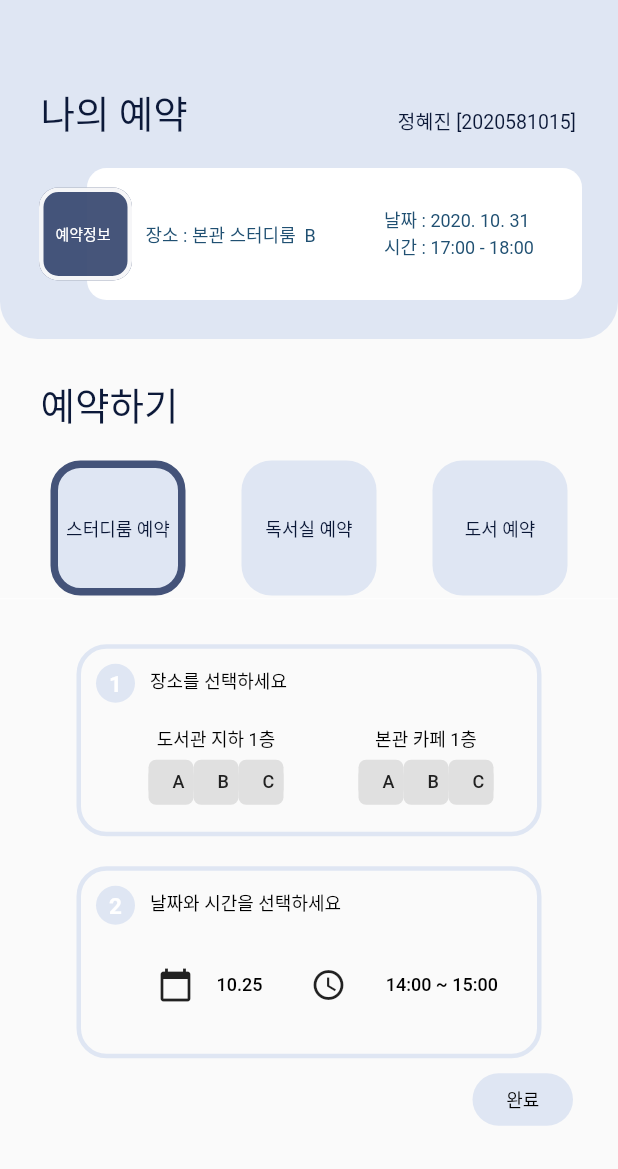
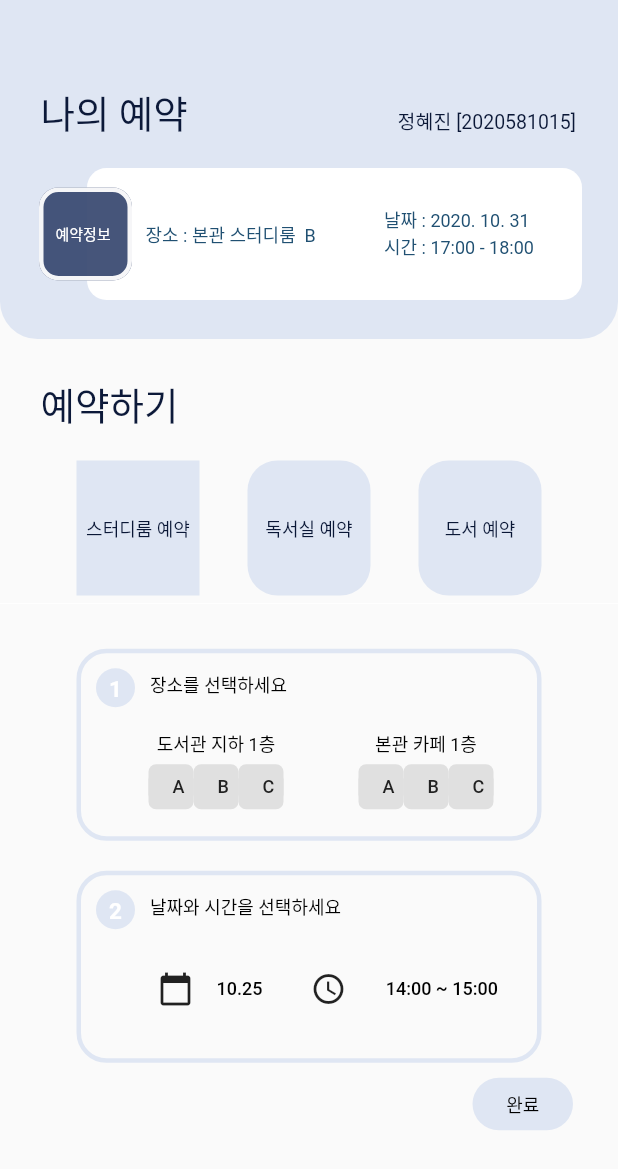
Before and after one commit to suzumsz/Everything_Jeon, a Flutter app: the ReservationAppPage screen opened directly, on a phone screen of 412 x 824 dp. Shown: the top 1169 px of the screen. Run offline on Flutter 3.47's test engine with Material 2 defaults, Android fonts, the phone set to English and light mode, and no system bars; missing offline and left inert: adobe_xd; Roboto replaces fonts that are missing (DX유니고딕 20).

Commit message:
예약 레이아웃 수정

```diff
--- a/lib/ReservationPage.dart
+++ b/lib/ReservationPage.dart
@@ -706,7 +706,7 @@ class MyApp extends State<ReservationAppPage> {
       // appBar: AppBar(
       //   title: Text("Reservation Page"),
       // ),
-      body: Stack(
+      body: Column(
         children: <Widget>[
           Container(
             child: Column(
@@ -717,24 +717,34 @@ class MyApp extends State<ReservationAppPage> {
                     child: Column(children: <Widget>[
                       Container(
                         margin:
-                            const EdgeInsets.only(top: 80, left: 15, right: 15),
+                            const EdgeInsets.only(top: 80, left: 35, right: 35),
                         decoration: BoxDecoration(
                           borderRadius: BorderRadius.circular(20),
                         ),
+                        // child: Container(
+                        //   decoration: BoxDecoration(
+                        //     borderRadius: BorderRadius.circular(20),
+                        //     color: PrimaryColor,
+                        //   ),
                         child: TabBar(
-                          indicatorColor: Colors.transparent,
+                          indicatorPadding: EdgeInsets.all(30),
+                          indicatorWeight: 5,
+                          indicator: BoxDecoration(
+                            color: PrimaryColor,
+                            borderRadius: BorderRadius.circular(20),
+                            border: Border.all(width: 3.0, color: BorderColor),
+                          ),
                           labelColor: TextColor,
-                          unselectedLabelColor: Colors.black,
+                          unselectedLabelColor: TextColor,
                           tabs: [
                             Container(
-                              width: 90,
+                              width: 200,
                               height: 90,
-                              decoration: BoxDecoration(
-                                borderRadius: BorderRadius.circular(20),
-                                border:
-                                    Border.all(width: 5, color: BorderColor),
-                                color: PrimaryColor,
-                              ),
+                              color: PrimaryColor,
+                              // decoration: BoxDecoration(
+                              //   borderRadius: BorderRadius.circular(20),
+                              //   color: PrimaryColor,
+                              // ),
                               child: Tab(
                                 child: Text(
                                   "스터디룸 예약",
@@ -784,6 +794,7 @@ class MyApp extends State<ReservationAppPage> {
                             ),
                           ],
                         ),
+                        // ),
                       ),
                       Container(
                           height: 310, //height of TabBarView
@@ -913,31 +924,3 @@ Column _buildbookButton(Color color, String label) {
     ],
   );
 }
-
-Column _buildButtonColumn(Color color, String label) {
-  const TextColor = Color(0xff0A1736);
-  // 컬럼을 생성하여 반환
-  return Column(
-    mainAxisSize: MainAxisSize.min, // 여유공간을 최소로 할당
-    mainAxisAlignment: MainAxisAlignment.center, // 가운데 정렬
-    // 컬럼의 자식들로 아이콘과 컨테이너를 등록
-    children: <Widget>[
-      ButtonTheme(
-        minWidth: 90,
-        height: 90,
-        padding: EdgeInsets.symmetric(vertical: 40),
-        child: RaisedButton(
-          shape: RoundedRectangleBorder(
-              borderRadius: new BorderRadius.circular(20)),
-          color: color,
-          child: Text(
-            label,
-            style: TextStyle(fontSize: 15, color: TextColor),
-            textAlign: TextAlign.center,
-          ),
-          onPressed: () => clickcase(label),
-        ),
-      ),
-    ],
-  );
-}
```
